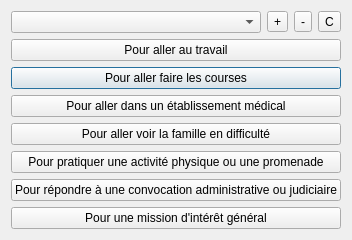
First picture: the form in main.ui, repository manuco/covid19_certificate_pos, before the edit.
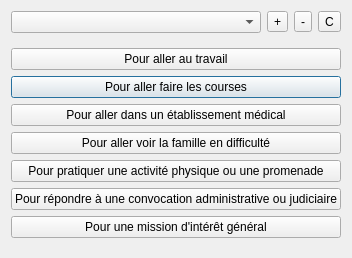
Second picture: the form after the edit.

Commit message: Prise en compte de multiples options de sortie via Contrôle

```diff
--- a/main.ui
+++ b/main.ui
@@ -7,7 +7,7 @@
     <x>0</x>
     <y>0</y>
     <width>578</width>
-    <height>328</height>
+    <height>340</height>
    </rect>
   </property>
   <property name="windowTitle">
@@ -53,14 +53,23 @@
     </layout>
    </item>
    <item>
-    <widget class="QPushButton" name="work">
+    <widget class="QWidget" name="motives" native="true">
+     <layout class="QVBoxLayout" name="verticalLayout_2">
+      <property name="leftMargin">
+       <number>0</number>
+      </property>
+      <property name="rightMargin">
+       <number>0</number>
+      </property>
+      <item>
+       <widget class="QPushButton" name="travail">
      <property name="text">
       <string>Pour aller au travail</string>
      </property>
     </widget>
    </item>
    <item>
-    <widget class="QPushButton" name="shopping">
+       <widget class="QPushButton" name="courses">
      <property name="text">
       <string>Pour aller faire les courses</string>
      </property>
@@ -73,35 +82,35 @@
     </widget>
    </item>
    <item>
-    <widget class="QPushButton" name="health">
+       <widget class="QPushButton" name="sante">
      <property name="text">
       <string>Pour aller dans un établissement médical</string>
      </property>
     </widget>
    </item>
    <item>
-    <widget class="QPushButton" name="family">
+       <widget class="QPushButton" name="famille">
      <property name="text">
       <string>Pour aller voir la famille en difficulté</string>
      </property>
     </widget>
    </item>
    <item>
-    <widget class="QPushButton" name="walk">
+       <widget class="QPushButton" name="sport">
      <property name="text">
       <string>Pour pratiquer une activité physique ou une promenade</string>
      </property>
     </widget>
    </item>
    <item>
-    <widget class="QPushButton" name="legal">
+       <widget class="QPushButton" name="judiciaire">
      <property name="text">
       <string>Pour répondre à une convocation administrative ou judiciaire</string>
      </property>
     </widget>
    </item>
    <item>
-    <widget class="QPushButton" name="duty">
+       <widget class="QPushButton" name="missions">
      <property name="text">
       <string>Pour une mission d'intérêt général</string>
      </property>
@@ -109,6 +118,9 @@
    </item>
   </layout>
  </widget>
+   </item>
+  </layout>
+ </widget>
  <tabstops>
   <tabstop>peopleBox</tabstop>
   <tabstop>work</tabstop>
```
Left out of the diff: 14 changed lines with no effect on the pictures. Lines whose indentation alone changed are shown as unchanged. The commit also changes 1 other file.
